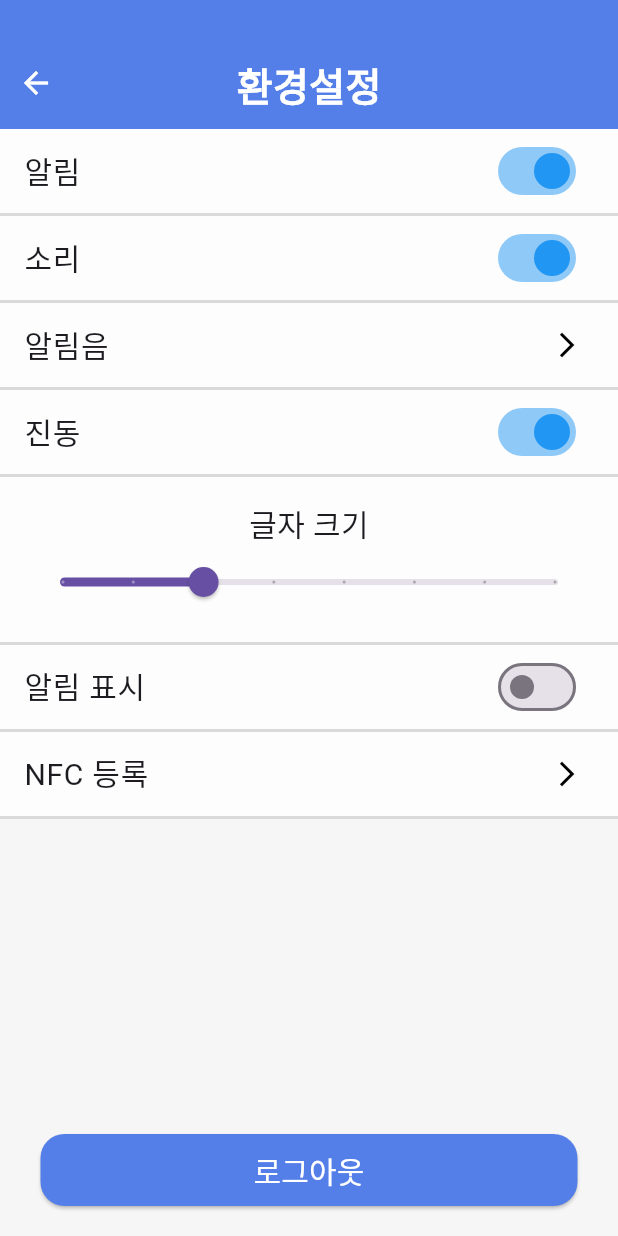
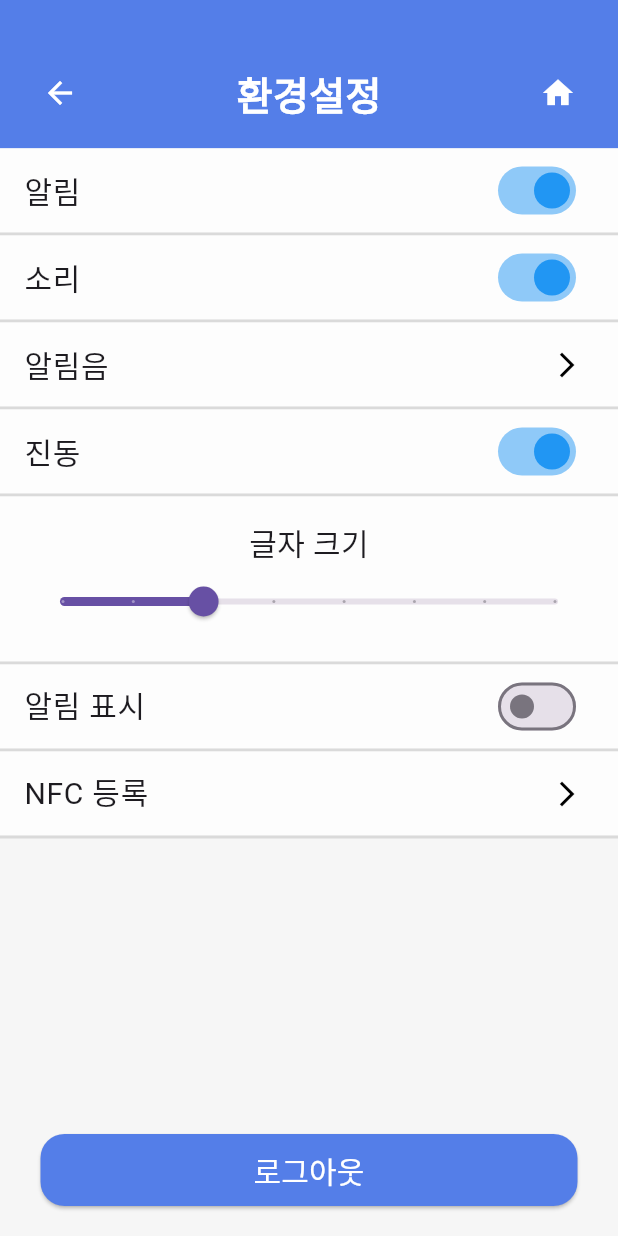
Before and after one commit to CodeLink-MediTag/MediTag-FE3, a Flutter app: the SettingScreen screen opened directly, on a phone screen of 412 x 824 dp. Run offline on Flutter 3.47's test engine with Material 3 defaults, Android fonts, the phone set to English and light mode, and no system bars; our stand-ins replace firebase_core, firebase_messaging, image_picker, shared_preferences, speech_to_text, table_calendar; missing offline and left inert: kakao_flutter_sdk_user; accounts and stored records are empty; network calls fail; Roboto replaces fonts that are missing (Pretendard).

Commit message:
기능구현 안되어있는 거 빼고 나머지 페이지 탑바 통일

```diff
--- a/lib/features/setting/setting.dart
+++ b/lib/features/setting/setting.dart
@@ -1,6 +1,7 @@
 import 'package:flutter/material.dart';
 import 'package:medife/features/setting/alertsound.dart';
 import 'package:medife/nfc/nfcAdd.dart';
+import '../../components/custom_app_bar.dart'; // CustomAppBar import 추가
 
 class SettingScreen extends StatefulWidget {
   @override
@@ -16,43 +17,16 @@ class _SettingsPageState extends State<SettingScreen> {
 
   @override
   Widget build(BuildContext context) {
-
-    return
-      Scaffold(
-        backgroundColor: Color(0xFFF6F6F6), // 연한 회색 배경
+    return Scaffold(
+      backgroundColor: Color(0xFFF6F6F6),
       body: Column(
         children: [
-            Container(
-              color: Color(0xFF547EE8),
-              padding: EdgeInsets.only(top: 37, bottom: 12), // 상단바 위쪽 높이 증가
-              child: Stack(
-                alignment: Alignment.center,
-                children: [
-                  Positioned(
-                    left: 0,
-                    child: IconButton(
-                      icon: Icon(Icons.arrow_back, color: Colors.white),
-                      onPressed: (){
-                        Navigator.pop(context); // 현재 화면 종료 (이전 화면으로 돌아감)
-                      },
-                    ),
-                  ),
-                  Center(
-                    child: Text(
-                      '환경설정',
-                      style: TextStyle(
-                        fontSize: 26,
-                        fontWeight: FontWeight.bold,
-                        color: Colors.white,
-                      ),
-                    ),
-                  ),
-                ],
-              ),
-            ),
+          // CustomAppBar 적용
+          const CustomAppBar(title: '환경설정'),
+
           Expanded(
             child: Container(
-                color: Color(0xFFF6F6F6), // 연한 회색 배경
+              color: Color(0xFFF6F6F6),
               child: Column(
                 children: [
                   _buildSettingTile('알림', Switch(
@@ -88,7 +62,7 @@ class _SettingsPageState extends State<SettingScreen> {
                   _buildDivider(),
                   Container(
                     padding: EdgeInsets.all(16),
-                      color: Color(0xFFFDFDFD), // 글자 크기 바탕색
+                    color: Color(0xFFFDFDFD),
                     child: Column(
                       children: [
                         Text(
@@ -126,12 +100,12 @@ class _SettingsPageState extends State<SettingScreen> {
                   _buildDivider(),
                   Spacer(),
                   Padding(
-                      padding: EdgeInsets.only(bottom: 20), // 로그아웃 버튼 아래 여백 추가
+                    padding: EdgeInsets.only(bottom: 20),
                     child: ElevatedButton(
                       onPressed: () {},
                       style: ElevatedButton.styleFrom(
                         backgroundColor: Color(0xFF547EE8),
-                          minimumSize: Size(358, 48), // 가로 358, 세로 48로 설정
+                        minimumSize: Size(358, 48),
                         shape: RoundedRectangleBorder(
                           borderRadius: BorderRadius.circular(16),
                         ),
@@ -149,16 +123,15 @@ class _SettingsPageState extends State<SettingScreen> {
         ],
       ),
     );
-
   }
 
   Widget _buildSettingTile(String title, Widget trailing) {
     return Container(
-      color: Color(0xFFFDFDFD), // 설정 항목 배경 흰색
+      color: Color(0xFFFDFDFD),
       child: ListTile(
         title: Text(
           title,
-          style: TextStyle(fontSize: 20, fontWeight: FontWeight.w400), // 알림, 소리, 진동, 알림표시 글씨
+          style: TextStyle(fontSize: 20, fontWeight: FontWeight.w400),
         ),
         trailing: trailing,
       ),
@@ -167,14 +140,14 @@ class _SettingsPageState extends State<SettingScreen> {
 
   Widget _buildNavigationButton(String title, VoidCallback onPressed) {
     return Container(
-      color: Color(0xFFFDFDFD), // 설정 항목 배경 흰색
+      color: Color(0xFFFDFDFD),
       child: ListTile(
         title: Text(
           title,
           style: TextStyle(fontSize: 20, fontWeight: FontWeight.w400),
         ),
-        trailing: Icon(Icons.arrow_forward_ios, color: Colors.black, size: 20), // 버튼 대신 아이콘
-        onTap: onPressed, // 아이콘 클릭 시 이동
+        trailing: Icon(Icons.arrow_forward_ios, color: Colors.black, size: 20),
+        onTap: onPressed,
       ),
     );
   }
--- a/lib/main.dart
+++ b/lib/main.dart
@@ -31,7 +31,7 @@ class MyApp extends StatelessWidget {
         fontFamily: 'Pretendard',
         primarySwatch: Colors.blue,
       ),
-      initialRoute: '/', // 시작화면
+      initialRoute: '/landing', // 시작화면
       routes: {
         '/': (context) => LoginScreen(),      // 첫 화면
         '/login': (context) => LoginScreen(), // 로그인 화면
```
Also changed, not shown: lib/features/chatbot/chatbot.dart (+33 -78 lines), lib/features/recording/recording_pop.dart (+12 -12 lines). Lines whose indentation alone changed are shown as unchanged.
